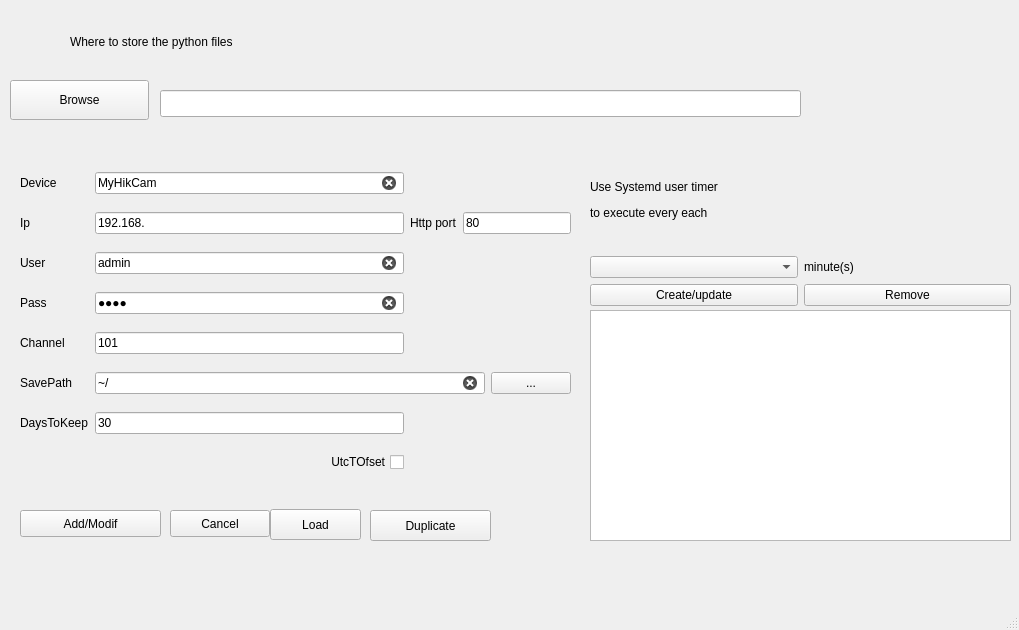
Qt form wizard.ui (surfzoid/HNEWizard) before a commit.
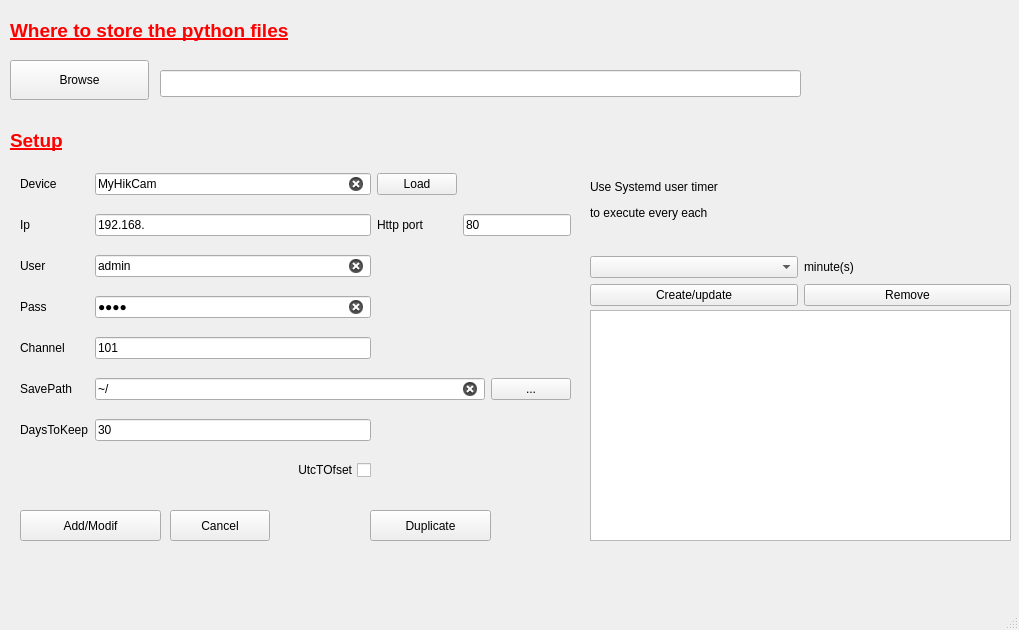
The same form after that commit. Icons and pictures are not drawn.

```diff
--- a/wizard.ui
+++ b/wizard.ui
@@ -24,24 +24,24 @@
    <widget class="QLabel" name="label">
     <property name="geometry">
      <rect>
-      <x>70</x>
-      <y>30</y>
-      <width>351</width>
-      <height>24</height>
+      <x>10</x>
+      <y>10</y>
+      <width>791</width>
+      <height>41</height>
      </rect>
     </property>
     <property name="locale">
      <locale language="English" country="UnitedKingdom"/>
     </property>
     <property name="text">
-     <string>Where to store the python files</string>
+     <string>&lt;html&gt;&lt;head/&gt;&lt;body&gt;&lt;p&gt;&lt;span style=&quot; font-size:14pt; font-weight:600; text-decoration: underline; color:#ff0000;&quot;&gt;Where to store the python files&lt;/span&gt;&lt;/p&gt;&lt;/body&gt;&lt;/html&gt;</string>
     </property>
    </widget>
    <widget class="QPushButton" name="BtnPath">
     <property name="geometry">
      <rect>
       <x>10</x>
-      <y>80</y>
+      <y>60</y>
       <width>139</width>
       <height>40</height>
      </rect>
@@ -57,7 +57,7 @@
     <property name="geometry">
      <rect>
       <x>160</x>
-      <y>90</y>
+      <y>70</y>
       <width>641</width>
       <height>27</height>
      </rect>
@@ -75,7 +75,7 @@
       <x>20</x>
       <y>510</y>
       <width>141</width>
-      <height>27</height>
+      <height>31</height>
      </rect>
     </property>
     <property name="toolTip">
@@ -94,7 +94,7 @@
       <x>170</x>
       <y>510</y>
       <width>100</width>
-      <height>27</height>
+      <height>31</height>
      </rect>
     </property>
     <property name="toolTip">
@@ -107,29 +107,13 @@
      <string>Cancel</string>
     </property>
    </widget>
-   <widget class="QPushButton" name="BtnLoad">
-    <property name="geometry">
-     <rect>
-      <x>270</x>
-      <y>509</y>
-      <width>91</width>
-      <height>31</height>
-     </rect>
-    </property>
-    <property name="locale">
-     <locale language="English" country="UnitedKingdom"/>
-    </property>
-    <property name="text">
-     <string>Load</string>
-    </property>
-   </widget>
    <widget class="QWidget" name="layoutWidget">
     <property name="geometry">
      <rect>
       <x>20</x>
       <y>160</y>
       <width>551</width>
-      <height>330</height>
+      <height>334</height>
      </rect>
     </property>
     <property name="locale">
@@ -361,6 +345,16 @@
        </property>
       </widget>
      </item>
+     <item row="0" column="2">
+      <widget class="QPushButton" name="BtnLoad">
+       <property name="locale">
+        <locale language="English" country="UnitedKingdom"/>
+       </property>
+       <property name="text">
+        <string>Load</string>
+       </property>
+      </widget>
+     </item>
     </layout>
    </widget>
    <widget class="QWidget" name="layoutWidget">
@@ -469,6 +463,22 @@
      <enum>QTextEdit::NoWrap</enum>
     </property>
    </widget>
+   <widget class="QLabel" name="label_12">
+    <property name="geometry">
+     <rect>
+      <x>10</x>
+      <y>120</y>
+      <width>791</width>
+      <height>41</height>
+     </rect>
+    </property>
+    <property name="locale">
+     <locale language="English" country="UnitedKingdom"/>
+    </property>
+    <property name="text">
+     <string>&lt;html&gt;&lt;head/&gt;&lt;body&gt;&lt;p&gt;&lt;span style=&quot; font-size:14pt; font-weight:600; text-decoration: underline; color:#ff0000;&quot;&gt;Setup&lt;/span&gt;&lt;/p&gt;&lt;/body&gt;&lt;/html&gt;</string>
+    </property>
+   </widget>
   </widget>
   <widget class="QMenuBar" name="menubar">
    <property name="geometry">
```
